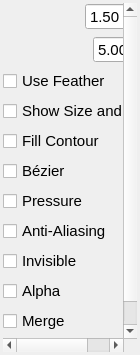
Qt form app/ui/tooloptions.ui (pencil2d/pencil) before a commit.
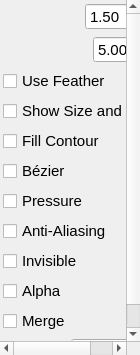
The same form after that commit. Custom widgets are drawn as their Qt base class.

Commit message:
Fix scroll bar is offset from panel
The reason is that we add the margins to the outer layout instead of inside the scroll area.

```diff
--- a/app/ui/tooloptions.ui
+++ b/app/ui/tooloptions.ui
@@ -26,16 +26,16 @@
   </property>
   <layout class="QVBoxLayout" name="verticalLayout_3">
    <property name="leftMargin">
-    <number>3</number>
+    <number>0</number>
    </property>
    <property name="topMargin">
-    <number>3</number>
+    <number>0</number>
    </property>
    <property name="rightMargin">
-    <number>3</number>
+    <number>0</number>
    </property>
    <property name="bottomMargin">
-    <number>3</number>
+    <number>0</number>
    </property>
    <item>
     <widget class="QScrollArea" name="scrollArea">
@@ -53,8 +53,8 @@
        <rect>
         <x>0</x>
         <y>0</y>
-        <width>147</width>
-        <height>334</height>
+        <width>153</width>
+        <height>340</height>
        </rect>
       </property>
       <property name="autoFillBackground">
@@ -62,16 +62,16 @@
       </property>
       <layout class="QVBoxLayout" name="verticalLayout">
        <property name="leftMargin">
-        <number>0</number>
+        <number>3</number>
        </property>
        <property name="topMargin">
-        <number>0</number>
+        <number>3</number>
        </property>
        <property name="rightMargin">
-        <number>0</number>
+        <number>3</number>
        </property>
        <property name="bottomMargin">
-        <number>0</number>
+        <number>3</number>
        </property>
        <item>
         <layout class="QHBoxLayout" name="horizontalLayout_2">
```
The commit also changes 2 other files.
